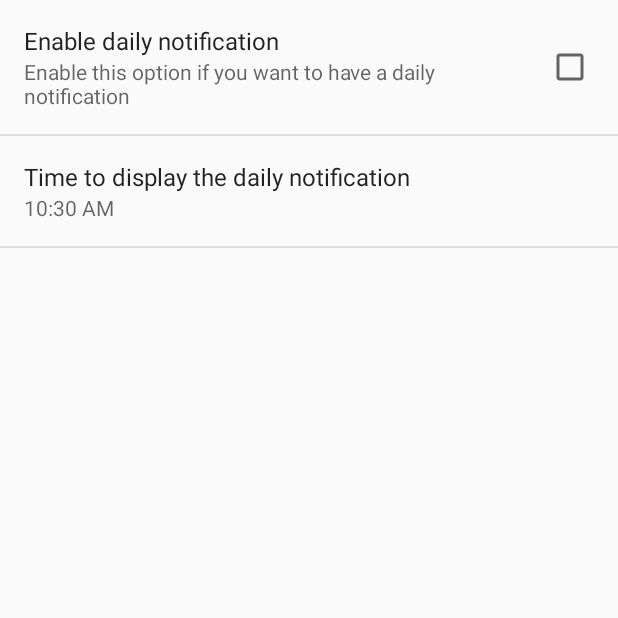
After one commit to n0m0r3pa1n/simple-diary-android, an Android app: the SettingsActivity screen opened directly, with no data from a screen before it, on a phone screen of 412 x 824 dp, the top half of it. The commit adds this screen. Run offline under Robolectric (Android 15) with nearby library versions, the phone set to English and light mode, and no system bars.

Commit message:
SettingsActivity with daily notification preference

```diff
--- a/app/src/main/java/com/nmp90/mysimplediary/add/AddNoteActivity.kt
+++ b/app/src/main/java/com/nmp90/mysimplediary/add/AddNoteActivity.kt
@@ -32,7 +32,7 @@ class AddNoteActivity : AppCompatActivity() {
 
         binding.content?.tvDate?.text = date.toSimpleString()
         binding.content?.tvDate?.setOnClickListener({ onDatePick() })
-        binding.fabSave.setOnClickListener { view ->
+        binding.fabSave.setOnClickListener {
             val text = binding.content?.etNoteText?.text.toString()
             val disposable = viewModel.saveNote(null, text, date)
                     .subscribeOn(Schedulers.io())
--- a/app/src/main/java/com/nmp90/mysimplediary/notes/NotesAdapter.kt
+++ b/app/src/main/java/com/nmp90/mysimplediary/notes/NotesAdapter.kt
@@ -29,7 +29,7 @@ class NotesAdapter(private val noteClickListener: NoteClickListener) : RecyclerV
             val note = notesList[viewHolder.adapterPosition]
             noteClickListener.onSaveNote(note.id, binding.etNoteText.text.toString(), note.date)
 
-            binding.isInEdit = false;
+            binding.isInEdit = false
             binding.executePendingBindings()
         })
 
--- /dev/null
+++ b/app/src/main/java/com/nmp90/mysimplediary/settings/SettingsActivity.kt
@@ -0,0 +1,28 @@
+package com.nmp90.mysimplediary.settings
+
+import android.content.SharedPreferences
+import android.os.Bundle
+import android.preference.PreferenceActivity
+import com.nmp90.mysimplediary.R
+
+class SettingsActivity : PreferenceActivity(), SharedPreferences.OnSharedPreferenceChangeListener {
+
+    val PREF_ENABLE_NOTIFICATIONS = "pref_daily_notification"
+    val PREF_DAILY_NOTIFICATION_TIME = "pref_time_daily_notification"
+
+    override fun onSharedPreferenceChanged(sharedPreferences: SharedPreferences?, key: String) {
+        if (key == PREF_ENABLE_NOTIFICATIONS) {
+
+        } else if (key == PREF_DAILY_NOTIFICATION_TIME) {
+
+        }
+    }
+
+    override fun onCreate(savedInstanceState: Bundle?) {
+        super.onCreate(savedInstanceState)
+        addPreferencesFromResource(R.xml.preferences);
+    }
+
+
+
+}
--- a/app/src/main/res/layout/list_item_note.xml
+++ b/app/src/main/res/layout/list_item_note.xml
@@ -4,7 +4,7 @@
     <data>
         <variable name="date" type="String" />
         <variable name="note" type="com.nmp90.mysimplediary.notes.Note" />
-        <variable name="isInEdit" type="Boolean"/>
+        <variable name="isInEdit" type="boolean"/>
     </data>
     <android.support.v7.widget.CardView
         android:layout_width="match_parent"
--- a/app/src/main/res/menu/main.xml
+++ b/app/src/main/res/menu/main.xml
@@ -6,4 +6,9 @@
         android:title="@string/filter_notes"
         app:actionViewClass="android.widget.Spinner"
         app:showAsAction="always" />
+
+    <item
+        android:id="@+id/settings"
+        android:title="@string/menu_settings"
+        app:showAsAction="never" />
 </menu>
--- a/app/src/main/res/values/strings.xml
+++ b/app/src/main/res/values/strings.xml
@@ -6,6 +6,11 @@
     <string name="hint_add_note">Your new note here in Markdown</string>
     <string name="add_note_empty_date">Please select a date for the note!</string>
     <string name="filter_notes">Filter notes</string>
+    <string name="menu_settings">Settings</string>
+    <string name="set">Set</string>
+    <string name="pref_enable_notifications">Enable daily notification</string>
+    <string name="pref_notification_sum">Enable this option if you want to have a daily notification</string>
+    <string name="pref_daily_notification_time">Time to display the daily notification</string>
 
     <string-array name="filter_options">
         <item>This week</item>
--- /dev/null
+++ b/app/src/main/res/xml/preferences.xml
@@ -0,0 +1,13 @@
+<?xml version="1.0" encoding="utf-8"?>
+<PreferenceScreen xmlns:android="http://schemas.android.com/apk/res/android">
+    <CheckBoxPreference
+        android:key="pref_daily_notification"
+        android:title="@string/pref_enable_notifications"
+        android:summary="@string/pref_notification_sum"
+        android:defaultValue="false" />
+
+    <com.nmp90.mysimplediary.settings.TimePreference
+        android:key="pref_time_daily_notification"
+        android:title="@string/pref_daily_notification_time"/>
+
+</PreferenceScreen>
```
Also changed, not shown: app/src/main/AndroidManifest.xml (+5 -4 lines), app/src/main/java/com/nmp90/mysimplediary/MainActivity.kt (+8 -2 lines), app/src/main/java/com/nmp90/mysimplediary/settings/TimePreference.kt (added, +75 -0 lines), app/src/main/res/layout/activity_settings.xml (added, +9 -0 lines).
